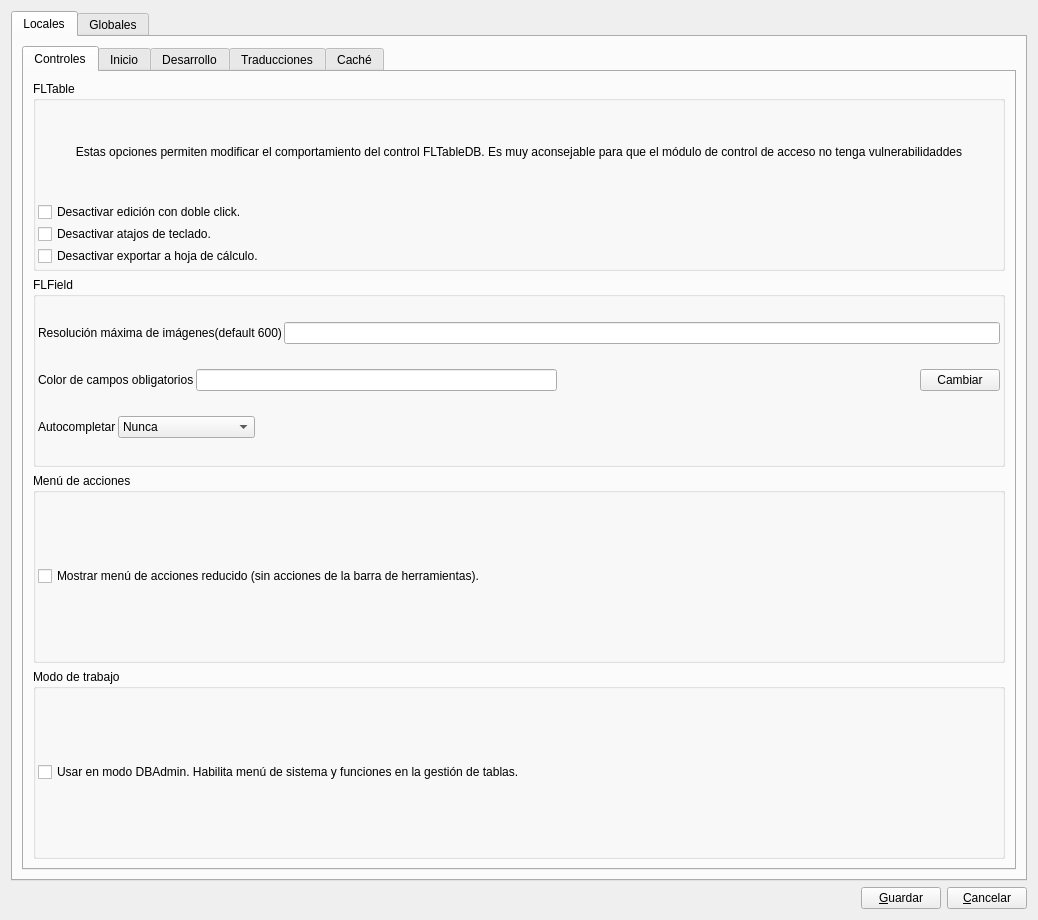
Before: the Qt Designer form pineboolib/system_module/forms/ebcomportamiento.ui in Aulla/pineboo, drawn with Qt 5.
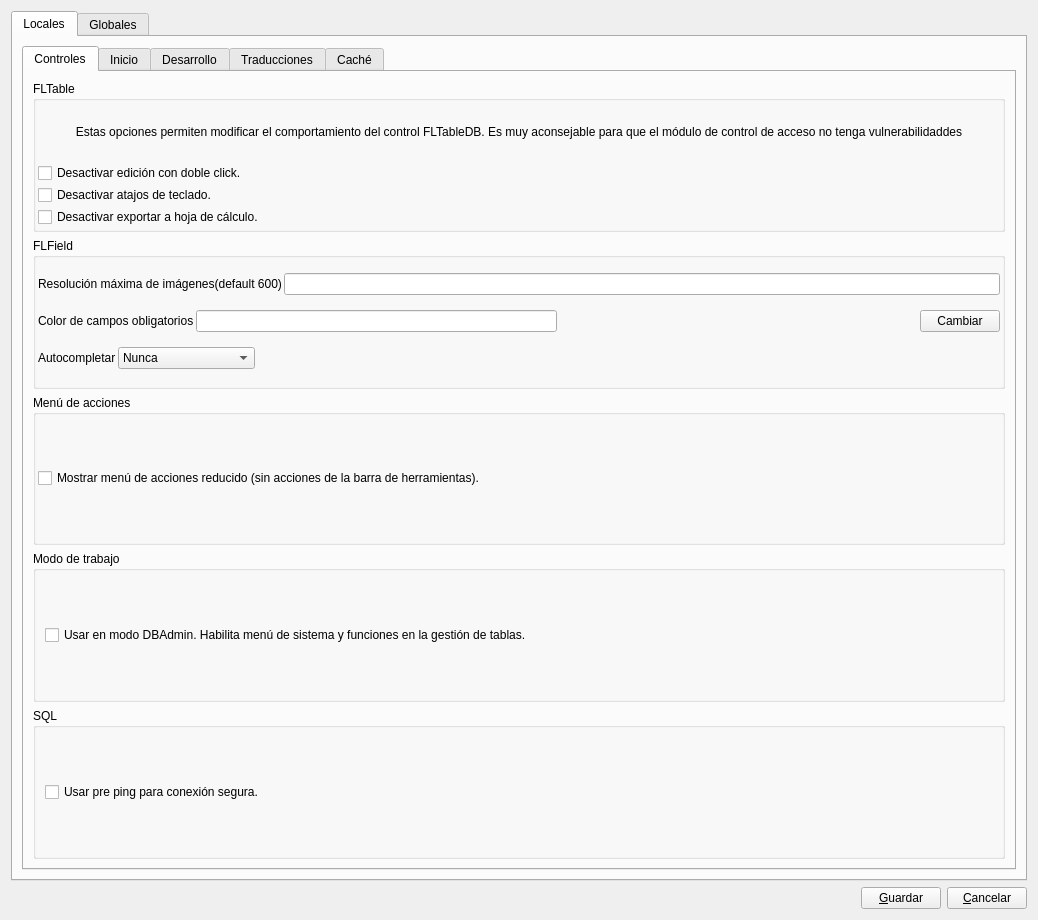
After: the same form once the commit is applied. The open tabs and pages were chosen to show the change.

Commit message: opción preping para conexiones más seguras

```diff
--- a/pineboolib/system_module/forms/ebcomportamiento.ui
+++ b/pineboolib/system_module/forms/ebcomportamiento.ui
@@ -33,7 +33,7 @@
           <attribute name="title">
            <string>Controles</string>
           </attribute>
-          <layout class="QVBoxLayout" name="verticalLayout_3">
+          <layout class="QVBoxLayout" name="verticalLayout_11">
            <item>
             <widget class="QGroupBox" name="gbxFLTable">
              <property name="title">
@@ -243,22 +243,7 @@
              <property name="title">
               <string>Modo de trabajo</string>
              </property>
-             <layout class="QVBoxLayout" name="verticalLayout_5">
-              <property name="spacing">
-               <number>2</number>
-              </property>
-              <property name="leftMargin">
-               <number>2</number>
-              </property>
-              <property name="topMargin">
-               <number>2</number>
-              </property>
-              <property name="rightMargin">
-               <number>2</number>
-              </property>
-              <property name="bottomMargin">
-               <number>2</number>
-              </property>
+             <layout class="QVBoxLayout" name="verticalLayout_3">
               <item>
                <widget class="QCheckBox" name="cb_dbadmin">
                 <property name="text">
@@ -269,6 +254,22 @@
              </layout>
             </widget>
            </item>
+           <item>
+            <widget class="QGroupBox" name="groupBox_7">
+             <property name="title">
+              <string>SQL</string>
+             </property>
+             <layout class="QVBoxLayout" name="verticalLayout_5">
+              <item>
+               <widget class="QCheckBox" name="cb_preping">
+                <property name="text">
+                 <string>Usar pre ping para conexión segura.</string>
+                </property>
+               </widget>
+              </item>
+             </layout>
+            </widget>
+           </item>
           </layout>
          </widget>
          <widget class="QWidget" name="tabInicio">
```
Left out of the diff: 2 changed lines with no effect on the pictures. The commit also changes 6 other files.
